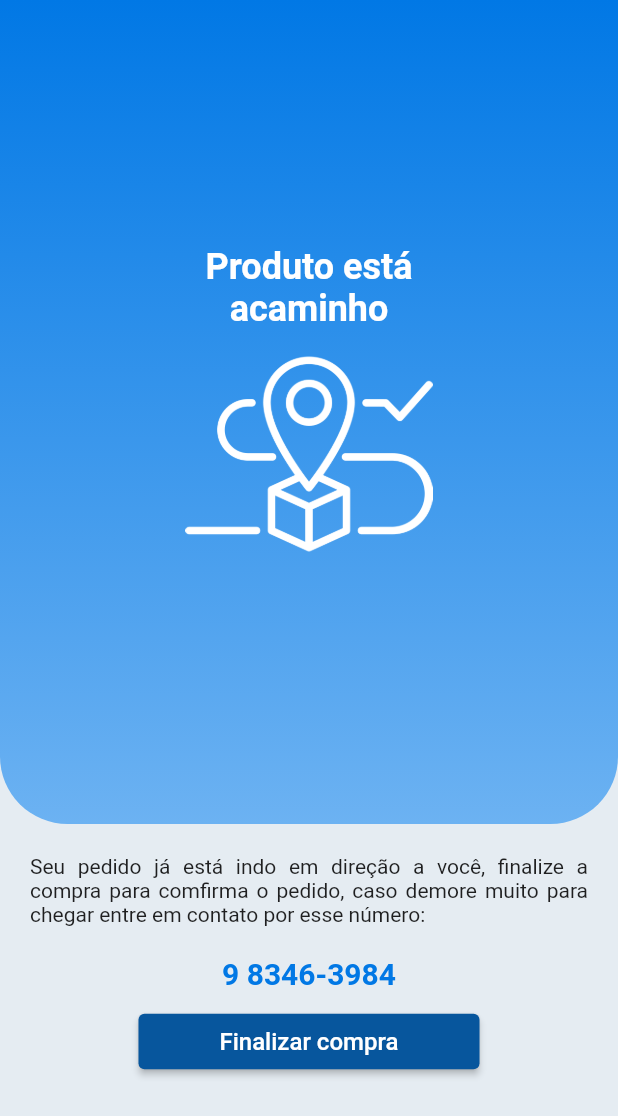
After one commit to Kevin-Sarges/app-agua, a Flutter app: the CheckedScreen screen opened by its route, on a phone screen of 412 x 824 dp. The commit adds this screen. Shown: the top 1116 px of the screen. Run offline on Flutter 3.47's test engine with Material 2 defaults, Android fonts, the phone set to English and light mode, and no system bars; our stand-ins replace cloud_firestore, dartz, firebase_core, flutter_bloc, geolocator, get_it and 1 more; missing offline and left inert: flutter_config; accounts and stored records are empty.

Commit message:
atualização na arquitetura da tela checked

```diff
--- a/lib/app/common/inject/inject_dependecy.dart
+++ b/lib/app/common/inject/inject_dependecy.dart
@@ -1,3 +1,4 @@
+import 'package:appaguaentregados/app/features/checked/domain/inject/checked_inject.dart';
 import 'package:appaguaentregados/app/features/home/domain/inject/home_inject.dart';
 import 'package:appaguaentregados/app/features/info/domain/inject/info_Inject.dart';
 import 'package:appaguaentregados/app/features/map/domain/inject/map_inject.dart';
@@ -10,5 +11,6 @@ class InjectDependency {
     HomeInjectDependency.init(getIt);
     InfoInjectDependency.init(getIt);
     MapInjectDependency.init(getIt);
+    CheckedInjectDependency.init(getIt);
   }
 }
--- /dev/null
+++ b/lib/app/features/checked/domain/datasource/ichecked_datasource.dart
@@ -0,0 +1,3 @@
+abstract class CheckedDataSourceImpl {
+  Future<void> updateEstoque(int novoValor);
+}
--- /dev/null
+++ b/lib/app/features/checked/domain/repository/ichecked_repository.dart
@@ -0,0 +1,6 @@
+import 'package:appaguaentregados/app/common/error/failure.dart';
+import 'package:dartz/dartz.dart';
+
+abstract class CheckedRepositoryImpl {
+  Future<Either<Failure, void>> updateEstoque(int novoValor);
+}
--- /dev/null
+++ b/lib/app/features/checked/domain/usecase/update_estoque_usecase.dart
@@ -0,0 +1,15 @@
+import 'package:appaguaentregados/app/common/error/failure.dart';
+import 'package:appaguaentregados/app/features/checked/domain/repository/ichecked_repository.dart';
+import 'package:dartz/dartz.dart';
+
+class UpdateEstoqueUseCase {
+  final CheckedRepositoryImpl repository;
+
+  UpdateEstoqueUseCase({
+    required this.repository,
+  });
+
+  Future<Either<Failure, void>> call(int novoValor) async {
+    return repository.updateEstoque(novoValor);
+  }
+}
--- /dev/null
+++ b/lib/app/features/checked/presenter/controller/checked_cubit.dart
@@ -0,0 +1,23 @@
+// import 'package:appaguaentregados/app/data/datasoucer/interface_pedidos.dart';
+// import 'package:appaguaentregados/app/data/services/service_firebase.dart';
+// import 'package:appaguaentregados/app/features/checked/controller/checked_state.dart';
+import 'package:appaguaentregados/app/features/checked/domain/usecase/update_estoque_usecase.dart';
+import 'package:appaguaentregados/app/features/checked/presenter/controller/checked_state.dart';
+import 'package:flutter_bloc/flutter_bloc.dart';
+
+class CheckedCubit extends Cubit<CheckedState> {
+  CheckedCubit({required this.updateEstoque}) : super(CheckedInitial());
+
+  final UpdateEstoqueUseCase updateEstoque;
+
+  Future<void> update(int novoValor) async {
+    emit(CheckedLoading());
+
+    final result = await updateEstoque(novoValor);
+
+    emit(result.fold(
+      (erro) => CheckedError(erro),
+      (sucess) => CheckedSucess(),
+    ));
+  }
+}
--- a/lib/app/features/checked/controller/checked_state.dart
+++ b/lib/app/features/checked/presenter/controller/checked_state.dart
@@ -1,3 +1,5 @@
+import 'package:appaguaentregados/app/common/error/failure.dart';
+
 abstract class CheckedState {}
 
 class CheckedInitial extends CheckedState {}
@@ -7,7 +9,7 @@ class CheckedLoading extends CheckedState {}
 class CheckedSucess extends CheckedState {}
 
 class CheckedError extends CheckedState {
-  String message;
+  Failure message;
 
   CheckedError(this.message);
 }
--- /dev/null
+++ b/lib/app/features/checked/presenter/screen/checked_screen.dart
@@ -0,0 +1,129 @@
+import 'package:appaguaentregados/app/common/utils/colors_app.dart';
+import 'package:appaguaentregados/app/common/utils/routes_app.dart';
+import 'package:appaguaentregados/app/common/widgets/button_app_widget.dart';
+import 'package:appaguaentregados/app/features/checked/presenter/controller/checked_cubit.dart';
+import 'package:appaguaentregados/app/features/checked/presenter/controller/checked_state.dart';
+import 'package:flutter/material.dart';
+import 'package:flutter_bloc/flutter_bloc.dart';
+import 'package:get_it/get_it.dart';
+
+class CheckedScreen extends StatefulWidget {
+  const CheckedScreen({Key? key}) : super(key: key);
+
+  @override
+  State<CheckedScreen> createState() => _CheckedScreenState();
+}
+
+class _CheckedScreenState extends State<CheckedScreen> {
+  final cubit = GetIt.I.get<CheckedCubit>();
+
+  @override
+  Widget build(BuildContext context) {
+    final largura = MediaQuery.of(context).size.width;
+    final altura = MediaQuery.of(context).size.height;
+
+    return SafeArea(
+      child: Scaffold(
+        backgroundColor: ColorsApp.blueLight,
+        body: BlocListener<CheckedCubit, CheckedState>(
+          bloc: cubit,
+          listener: (context, state) {
+            if (state is CheckedSucess) {
+              Navigator.pushNamed(context, RoutesApp.home);
+              return;
+            }
+          },
+          child: Column(
+            children: [
+              Expanded(
+                flex: 2,
+                child: Container(
+                  height: 560,
+                  decoration: const BoxDecoration(
+                    gradient: ColorsApp.linearGradientBlue,
+                    borderRadius: BorderRadius.only(
+                      bottomLeft: Radius.circular(45),
+                      bottomRight: Radius.circular(45),
+                    ),
+                  ),
+                  child: Center(
+                    child: Column(
+                      mainAxisAlignment: MainAxisAlignment.center,
+                      children: [
+                        const SizedBox(
+                          width: 200,
+                          child: Text(
+                            'Produto está acaminho',
+                            textAlign: TextAlign.center,
+                            style: TextStyle(
+                              fontSize: 24,
+                              fontWeight: FontWeight.bold,
+                              color: Colors.white,
+                            ),
+                          ),
+                        ),
+                        Image.asset(
+                          'assets/images/monitorando.png',
+                          width: largura * 0.50,
+                          height: altura * 0.20,
+                        ),
+                      ],
+                    ),
+                  ),
+                ),
+              ),
+              Expanded(
+                child: Center(
+                  child: Column(
+                    children: [
+                      const Padding(
+                        padding: EdgeInsets.all(20.0),
+                        child: Text(
+                          'Seu pedido já está indo em direção a você, finalize a compra para comfirma o pedido, caso demore muito para chegar entre em contato por esse número: ',
+                          textAlign: TextAlign.justify,
+                          style: TextStyle(
+                            fontSize: 14,
+                          ),
+                        ),
+                      ),
+                      const Text(
+                        '9 8346-3984',
+                        textAlign: TextAlign.left,
+                        style: TextStyle(
+                          color: ColorsApp.bluePrimary,
+                          fontSize: 20,
+                          fontWeight: FontWeight.bold,
+                        ),
+                      ),
+                      const SizedBox(
+                        height: 10,
+                      ),
+                      ButtonAppWidget(
+                        onPressed: () {
+                          print(cubit.updateEstoque);
+                        },
+                        text: const Text(
+                          'Finalizar compra',
+                          style: TextStyle(
+                            fontSize: 16,
+                          ),
+                        ),
+                        style: ElevatedButton.styleFrom(
+                          backgroundColor: ColorsApp.blueDarck,
+                          padding: const EdgeInsets.symmetric(
+                            vertical: 9,
+                            horizontal: 54,
+                          ),
+                        ),
+                      ),
+                    ],
+                  ),
+                ),
+              )
+            ],
+          ),
+        ),
+      ),
+    );
+  }
+}
--- a/lib/app/main_app.dart
+++ b/lib/app/main_app.dart
@@ -1,4 +1,5 @@
 import 'package:appaguaentregados/app/common/utils/routes_app.dart';
+import 'package:appaguaentregados/app/features/checked/presenter/screen/checked_screen.dart';
 import 'package:appaguaentregados/app/features/info/presenter/screen/info_screen.dart';
 import 'package:appaguaentregados/app/features/map/presenter/screen/map_screen.dart';
 import 'package:appaguaentregados/app/features/onboarding/presenter/screen/onboarding_screen.dart';
@@ -19,7 +20,7 @@ class MainApp extends StatelessWidget {
         RoutesApp.home: (context) => const HomeScreen(),
         RoutesApp.infoUser: (context) => const InfoScreen(),
         RoutesApp.map: (context) => const MapScreen(),
-        // RoutesApp.checkedScreen: (context) => const CheckedScreen(),
+        RoutesApp.checkedScreen: (context) => const CheckedScreen(),
       },
     );
   }
```
Also changed, not shown: lib/app/features/checked/controller/checked_cubit.dart (deleted, +0 -38 lines), lib/app/features/checked/data/datasource/checked_datasource.dart (added, +21 -0 lines), lib/app/features/checked/data/model/checked_model.dart (added, +17 -0 lines), lib/app/features/checked/data/repository/checked_repository.dart (added, +23 -0 lines), lib/app/features/checked/domain/entyity/checked_entity.dart (added, +7 -0 lines), lib/app/features/checked/domain/inject/checked_inject.dart (added, +27 -0 lines), lib/app/features/checked/inject/checked_inject.dart (deleted, +0 -10 lines), lib/app/features/checked/screen/checked_screen.dart (deleted, +0 -146 lines).
